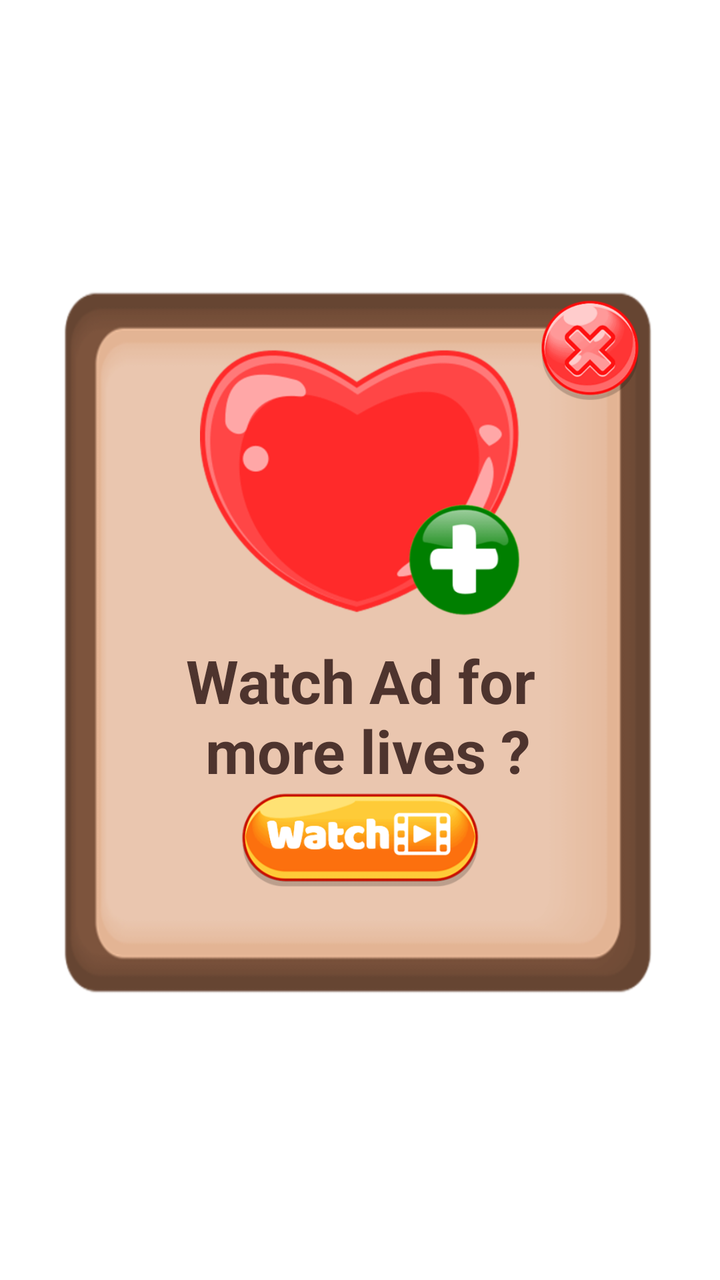
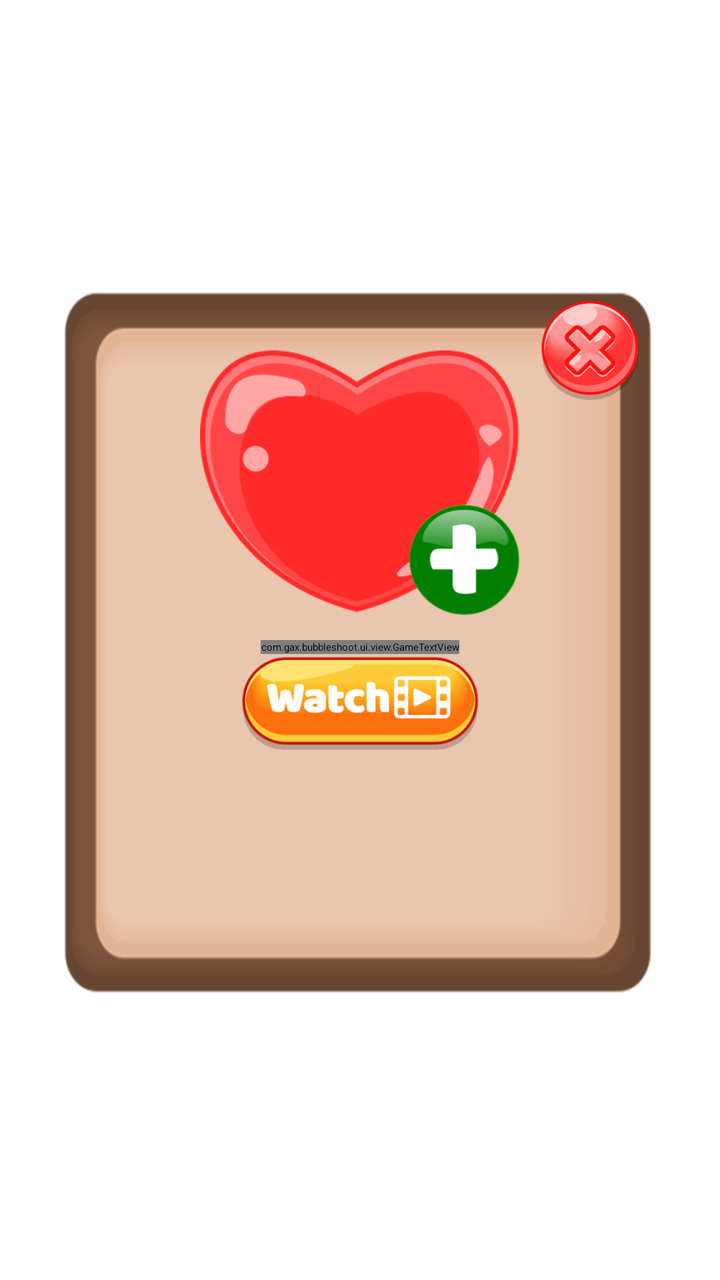

Screens rendered from an Android XML layout before and after an edit, with the pre-edit source and the edit as a unified diff.
<!-- AndroidManifest.xml: application theme Theme.App.Starting -->
<!-- res/layout/dialog_ad_lives.xml -->
<?xml version="1.0" encoding="utf-8"?>
<androidx.constraintlayout.widget.ConstraintLayout
    xmlns:android="http://schemas.android.com/apk/res/android"
    xmlns:app="http://schemas.android.com/apk/res-auto"
    xmlns:tools="http://schemas.android.com/tools"
    android:layout_width="match_parent"
    android:layout_height="match_parent"
    tools:ignore="ContentDescription">

    <ImageView
        android:id="@+id/image_dialog"
        android:layout_width="@dimen/dialog_width"
        android:layout_height="0dp"
        android:background="@drawable/dialog"
        app:layout_constraintBottom_toBottomOf="parent"
        app:layout_constraintDimensionRatio="5:6"
        app:layout_constraintEnd_toEndOf="parent"
        app:layout_constraintStart_toStartOf="parent"
        app:layout_constraintTop_toTopOf="parent" />

    <ImageView
        android:id="@+id/image_lives"
        android:layout_width="@dimen/btn_width"
        android:layout_height="@dimen/btn_width"
        android:layout_marginTop="@dimen/margin_20"
        android:src="@drawable/lives"
        app:layout_constraintDimensionRatio="1:1"
        app:layout_constraintEnd_toEndOf="@id/image_dialog"
        app:layout_constraintStart_toStartOf="@id/image_dialog"
        app:layout_constraintTop_toTopOf="@id/image_dialog" />

    <TextView
        android:id="@+id/txt_lives"
        android:layout_width="wrap_content"
        android:layout_height="wrap_content"
        app:fontFamily="@font/baloo"
        android:gravity="center"
        android:text="@string/txt_ad_move_lives"
        android:textColor="@color/brown"
        android:textSize="@dimen/txt_dialog_small_size"
        android:textStyle="bold"
        app:layout_constraintEnd_toEndOf="@id/image_dialog"
        app:layout_constraintStart_toStartOf="@id/image_dialog"
        app:layout_constraintTop_toBottomOf="@id/image_lives" />

    <ImageButton
        android:id="@+id/btn_cancel"
        android:layout_width="@dimen/btn_round_width"
        android:layout_height="@dimen/btn_round_width"
        android:layout_margin="@dimen/margin_10"
        android:background="@drawable/btn_cancel"
        app:layout_constraintEnd_toEndOf="@id/image_dialog"
        app:layout_constraintTop_toTopOf="@id/image_dialog" />

    <ImageButton
        android:id="@+id/btn_watch_ad"
        android:layout_width="@dimen/btn_small_width"
        android:layout_height="0dp"
        android:background="@drawable/btn_watch_ad"
        app:layout_constraintDimensionRatio="5:2"
        app:layout_constraintEnd_toEndOf="@id/image_dialog"
        app:layout_constraintStart_toStartOf="@id/image_dialog"
        app:layout_constraintTop_toBottomOf="@id/txt_lives" />

</androidx.constraintlayout.widget.ConstraintLayout>
<!-- resources referenced by this layout -->
<resources>
  <color name="brown">#4E342E</color>
  <dimen name="btn_round_width">50dp</dimen>
  <dimen name="btn_small_width">120dp</dimen>
  <dimen name="btn_width">160dp</dimen>
  <dimen name="dialog_width">300dp</dimen>
  <dimen name="margin_10">10dp</dimen>
  <dimen name="margin_20">20dp</dimen>
  <dimen name="txt_dialog_small_size">30sp</dimen>
  <!-- drawable btn_cancel: png bitmap (drawable, 32030 bytes) -->
  <!-- drawable btn_watch_ad: png bitmap (drawable, 37358 bytes) -->
  <!-- drawable dialog: png bitmap (drawable, 19055 bytes) -->
  <!-- drawable lives: png bitmap (drawable, 46826 bytes) -->
  <string name="txt_ad_move_lives">Watch Ad for\n more lives ?</string>
  <style name="Theme.App.Starting" parent="Theme.SplashScreen">
          
          <item name="windowSplashScreenBackground">@color/brown</item>
          
          
          <item name="postSplashScreenTheme">@style/Theme.AnimalsPop</item>
      </style>
  <style name="Theme.AnimalsPop" parent="Theme.MaterialComponents.DayNight.NoActionBar">
          
          <item name="colorPrimary">@color/purple_500</item>
          <item name="colorPrimaryVariant">@color/purple_700</item>
          <item name="colorOnPrimary">@color/white</item>
          
          <item name="colorSecondary">@color/teal_200</item>
          <item name="colorSecondaryVariant">@color/teal_700</item>
          <item name="colorOnSecondary">@color/black</item>
          
          <item name="android:statusBarColor" tools:targetApi="l">?attr/colorPrimaryVariant</item>
          
      </style>
  <color name="purple_500">#FF6200EE</color>
  <color name="purple_700">#FF3700B3</color>
  <color name="white">#FFFFFFFF</color>
  <color name="teal_200">#FF03DAC5</color>
  <color name="teal_700">#FF018786</color>
  <color name="black">#FF000000</color>
</resources>

<!-- the commit's change to res/layout/dialog_ad_lives.xml (unified diff, before → after) -->
@@ -29,7 +29,7 @@
         app:layout_constraintStart_toStartOf="@id/image_dialog"
         app:layout_constraintTop_toTopOf="@id/image_dialog" />
 
-    <TextView
+    <com.gax.bubbleshoot.ui.view.GameTextView
         android:id="@+id/txt_lives"
         android:layout_width="wrap_content"
         android:layout_height="wrap_content"
